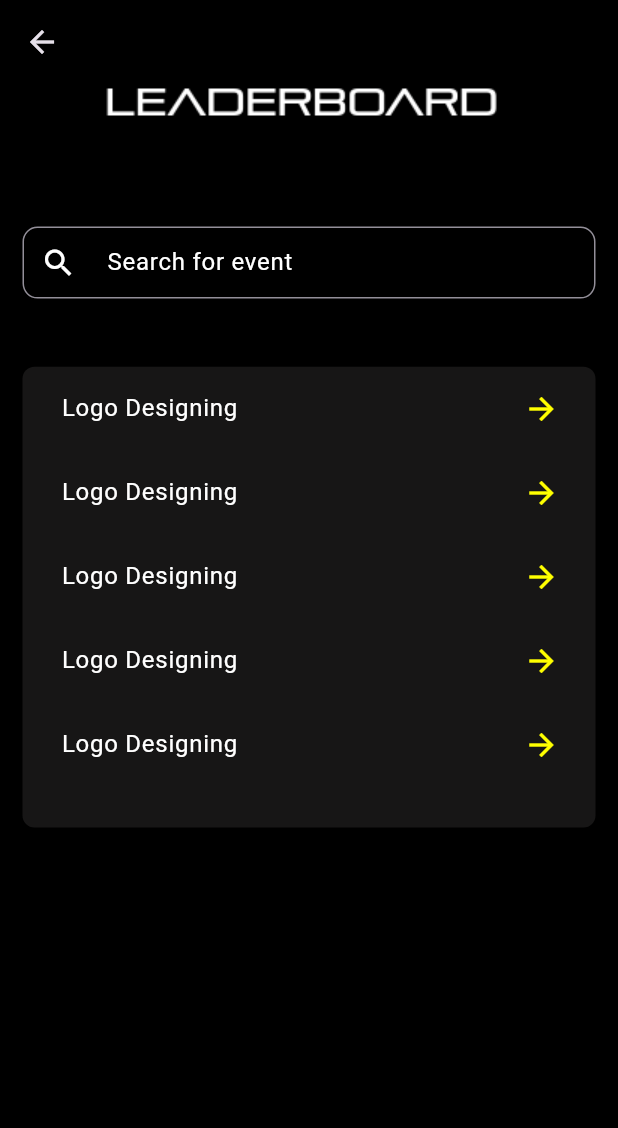
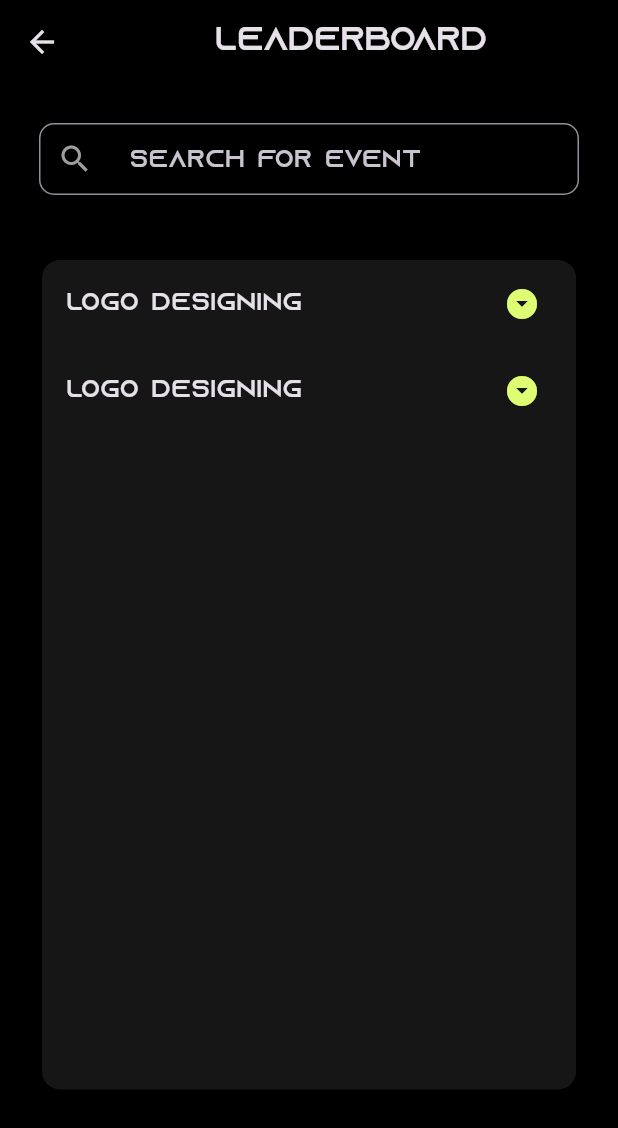
Before and after one commit to angathjr/Hestia-23, a Flutter app: the LeaderBoard screen opened directly, on a phone screen of 412 x 824 dp. Shown: the top 1128 px of the screen. Run offline on Flutter 3.47's test engine with Material 2 defaults, Android fonts, the phone set to English and light mode, and no system bars; our stand-ins replace cached_network_image, carousel_slider, circular_profile_avatar, cloud_firestore, firebase_core, firebase_messaging and 8 more; missing offline and left inert: carbon_icons, flutter_polygon, stories_editor; accounts and stored records are empty; network calls fail.

Commit message:
revised leaderboard ui

```diff
--- a/lib/home/views/leaderboard_card.dart
+++ b/lib/home/views/leaderboard_card.dart
@@ -1,9 +1,19 @@
+import 'package:circular_profile_avatar/circular_profile_avatar.dart';
 import 'package:flutter/material.dart';
 import 'package:flutter/src/widgets/framework.dart';
 import 'package:flutter/src/widgets/placeholder.dart';
+import 'package:google_fonts/google_fonts.dart';
+import 'package:flutter_polygon/flutter_polygon.dart';
+import '../../core/Constants..dart';
 
 class LeaderBoard extends StatelessWidget {
   const LeaderBoard({super.key});
+
+  final style1 = const TextStyle(fontWeight: FontWeight.bold, fontSize: 24);
+  final style2 = const TextStyle(
+    fontSize: 20,
+    fontWeight: FontWeight.bold,
+  );
 
   // leaderboard widget-past theme
   Widget pastLeaderboard(num h, BuildContext context) {
@@ -119,26 +129,24 @@ class LeaderBoard extends StatelessWidget {
 
   //leaderboard widget-future theme
   static Widget futureLeaderboard(num h, BuildContext context) {
-    return Column(
+    return Padding(
+      padding: const EdgeInsets.all(13.0),
+      child: Column(
         children: [
-        Center(child: Image.asset('assets/images/future_lb.png')),
-        SizedBox(
-          height: h * 0.06,
-        ),
           Padding(
-          padding: const EdgeInsets.all(15),
+            padding: const EdgeInsets.all(13.0),
             child: TextField(
               controller: null,
               decoration: InputDecoration(
                 contentPadding: const EdgeInsets.symmetric(vertical: 5.0),
                 prefixIcon: const Icon(
                   Icons.search,
-                color: Colors.white,
+                  color: Colors.grey,
                 ),
                 border: OutlineInputBorder(
                   borderRadius: BorderRadius.circular(10.0),
                 ),
-              hintStyle: const TextStyle(color: Colors.white),
+                hintStyle: FutTheme.categoryFont,
                 hintText: " Search for event",
               ),
             ),
@@ -150,33 +158,52 @@ class LeaderBoard extends StatelessWidget {
             padding: const EdgeInsets.all(15.0),
             child: Container(
               height: MediaQuery.of(context).orientation == Orientation.portrait
-                ? h * 0.4
+                  ? h * 0.72
                   : h * 0.35,
               decoration: const BoxDecoration(
-                borderRadius: BorderRadius.all(Radius.circular(8)),
+                  borderRadius: BorderRadius.all(Radius.circular(12)),
                   color: Color.fromARGB(255, 23, 22, 22)),
               child: ListView.builder(
-              itemCount: 5,
+                itemCount: 2,
                 itemBuilder: (BuildContext context, int index) {
-                return const ListTile(
-                    trailing: Icon(
-                      Icons.arrow_forward,
-                      color: Colors.yellowAccent,
+                  return ExpansionTile(
+                    trailing: const Icon(
+                      Icons.arrow_drop_down_circle,
+                      color: Color.fromRGBO(222, 253, 114, 1),
                     ),
-                    title: Padding(
-                      padding: EdgeInsets.only(left: 10),
-                      child: Text(
+                    title: Text(
                       "Logo Designing",
-                        style: TextStyle(color: Colors.white
-                            //fontWeight: FontWeight.bold,
+                      style: FutTheme.categoryFont,
                     ),
+                    children: <Widget>[
+                      Container(
+                        height: h * 0.4,
+                        child: Stack(
+                          fit: StackFit.expand,
+                          children: const [
+                            Align(
+                              alignment: Alignment(-1, 0),
+                              child: StackItem(),
                             ),
-                    ));
+                            Align(
+                              alignment: Alignment(0, -0.4),
+                              child: StackItem(large: true),
+                            ),
+                            Align(
+                              alignment: Alignment(1, 0),
+                              child: StackItem(),
+                            )
+                          ],
+                        ),
+                      )
+                    ],
+                  );
                 },
               ),
             ),
           )
         ],
+      ),
     );
   }
 
@@ -185,11 +212,18 @@ class LeaderBoard extends StatelessWidget {
     final height = MediaQuery.of(context).size.height -
         MediaQuery.of(context).padding.top -
         kToolbarHeight;
+    final width = MediaQuery.of(context).size.width;
 
     return SafeArea(
       child: Scaffold(
         resizeToAvoidBottomInset: false,
         appBar: AppBar(
+          title: Center(
+            child: Text(
+              'LEADERBOARD',
+              style: FutTheme.categoryFont,
+            ),
+          ),
           elevation: 0,
         ),
         body: futureLeaderboard(height, context),
@@ -197,3 +231,64 @@ class LeaderBoard extends StatelessWidget {
     );
   }
 }
+
+class StackItem extends StatelessWidget {
+  const StackItem({super.key, this.large = false});
+  final bool large;
+  @override
+  Widget build(BuildContext context) {
+    return Column(
+      mainAxisSize: MainAxisSize.min,
+      children: [
+        Container(
+          width: large ? 90 : 70.0,
+          height: large ? 90 : 70.0,
+          child: Stack(
+            children: [
+              ClipPolygon(
+                borderRadius: 8.0,
+                sides: 6,
+                child: Container(
+                  color: const Color.fromARGB(255, 248, 247, 247),
+                  child: Padding(
+                    padding: const EdgeInsets.all(3.0),
+                    child: ClipPolygon(
+                      borderRadius: 8.0,
+                      sides: 6,
+                      child: CircularProfileAvatar(
+                        'https://avatars3.githubusercontent.com/u/8264639?s=460&v=4',
+                      ),
+                    ),
+                  ),
+                ),
+              ),
+              Align(
+                alignment: const Alignment(0.9, -0.9),
+                child: Container(
+                  width: 26.0,
+                  height: 30.0,
+                  decoration: BoxDecoration(
+                      color: Colors.deepPurple,
+                      borderRadius: BorderRadius.circular(4.0)),
+                  child: Padding(
+                    padding: const EdgeInsets.all(8.0),
+                    child:
+                        Center(child: Text('2', style: FutTheme.categoryFont)),
+                  ),
+                ),
+              ),
+            ],
+          ),
+        ),
+        Text(
+          'Contestant',
+          style: FutTheme.categoryFont,
+        ),
+        Text(
+          '200 pts',
+          style: FutTheme.categoryFont,
+        )
+      ],
+    );
+  }
+}
--- a/lib/notifications/views/notification_screen_two.dart
+++ b/lib/notifications/views/notification_screen_two.dart
@@ -6,6 +6,8 @@ import 'package:google_fonts/google_fonts.dart';
 import 'package:hestia_23/core/widgets/back_button_widget.dart';
 import 'package:hestia_23/notifications/controllers/notification_controller.dart';
 import 'package:intl/intl.dart';
+
+import '../../core/Constants..dart';
 
 class NotificationScreenTwo extends StatelessWidget {
   NotificationScreenTwo({super.key});
@@ -31,7 +33,7 @@ class NotificationScreenTwo extends StatelessWidget {
         centerTitle: true,
         title: Text(
           notificationController.selectedNotEvent.title ?? '',
-          style: GoogleFonts.questrial(textStyle: style1),
+          style: FutTheme.categoryFont,
         ),
       ),
       body: Obx(
--- a/pubspec.yaml
+++ b/pubspec.yaml
@@ -50,7 +50,8 @@ dependencies:
   flutter_image_compress: ^1.1.3
   cached_network_image: ^3.2.3
   carbon_icons: ^0.0.1+2
-
+  flutter_polygon: ^0.3.0+2
+  circular_profile_avatar: ^2.0.5
 
 dev_dependencies:
   flutter_test:
```
Also changed, not shown: lib/main.dart (+4 -3 lines), lib/notifications/views/notification_screen.dart (+10 -8 lines), pubspec.lock, 4 other files. Lines whose indentation alone changed are shown as unchanged.
